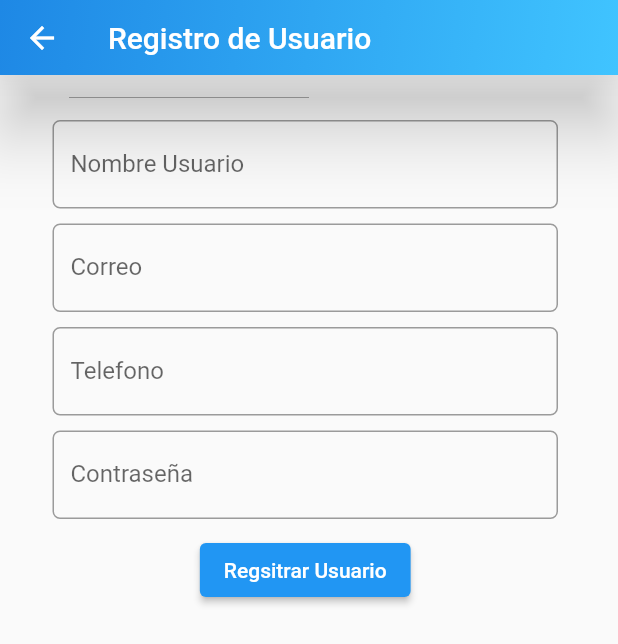
After one commit to CamiloTenjo/App-Movil1, a Flutter app: the GestionUsuarios screen opened directly, after a tap on "Registro de Usuario", on a phone screen of 412 x 824 dp. The commit adds this screen. Shown: the top 644 px of the screen. Run offline on Flutter 3.47's test engine with Material 2 defaults, Android fonts, the light colour scheme and no system bars; our stand-ins replace cloud_firestore, firebase_core; accounts and stored records are empty.

Commit message:
Creacion de RegistroUsuario.dart GestionUsuarios.dart

```diff
--- /dev/null
+++ b/lib/GestionUsuarios.dart
@@ -0,0 +1,62 @@
+import 'package:flutter/material.dart';
+import 'package:proyecto_1/RegistroUsuario.dart';
+
+class GestionUsuarios extends StatefulWidget{
+  @override
+  GestionUsuariosApp createState() => GestionUsuariosApp();
+
+}
+class GestionUsuariosApp extends State<GestionUsuarios>{
+  @override
+  Widget build(BuildContext context){
+    return Scaffold(
+      appBar: AppBar(
+        title: Text("Gestion Usuarios"),
+      ),
+      body: Padding(
+        padding: EdgeInsets.all(20),
+        child: Column(
+          children: [
+            Padding(padding:
+            EdgeInsets.only(top:20),
+            child: ElevatedButton(
+              onPressed: (){
+                Navigator.push(context, MaterialPageRoute(builder: (_)=> RegistroUsuario()));
+              },
+              child: Text("Registro de Usuario")
+            ),
+            ),
+            Padding(padding:
+            EdgeInsets.only(top:20),
+              child: ElevatedButton(
+                  onPressed: (){},
+                  child: Text("Cambio de password")
+              ),
+            ),
+            Padding(padding:
+            EdgeInsets.only(top:20),
+              child: ElevatedButton(
+                  onPressed: (){},
+                  child: Text("Inhabilitar Usuario")
+              ),
+            ),
+            Padding(padding:
+            EdgeInsets.only(top:20),
+              child: ElevatedButton(
+                  onPressed: (){},
+                  child: Text("Actualizar Usuario")
+              ),
+            ),
+            Padding(padding:
+            EdgeInsets.only(top:20),
+              child: ElevatedButton(
+                  onPressed: (){},
+                  child: Text("LOgin")
+              ),
+            ),
+          ],
+        )
+      ),
+    );
+  }
+}
--- /dev/null
+++ b/lib/RegistroUsuario.dart
@@ -0,0 +1,127 @@
+
+
+import 'package:cloud_firestore/cloud_firestore.dart';
+import 'package:flutter/material.dart';
+import 'package:firebase_core/firebase_core.dart';
+class RegistroUsuario extends StatefulWidget {
+  @override
+  RegistroUsuarioApp createState() => RegistroUsuarioApp();
+}
+
+class RegistroUsuarioApp extends State<RegistroUsuario> {
+  @override
+  TextEditingController usuario= TextEditingController();
+  TextEditingController correo= TextEditingController();
+  TextEditingController telefono= TextEditingController();
+  TextEditingController pass= TextEditingController();
+  final firebase=FirebaseFirestore.instance;
+
+  registrarUsuario() async{
+    try{
+      await firebase
+          .collection('Usuarios')
+          .doc()
+          .set({
+        "nombreUsuario":usuario.text,
+        "Correo":correo.text,
+        "Telefono":telefono.text,
+        "Pass":pass.text
+      });
+    }
+    catch(e){
+      print(e);
+    }
+
+  }
+
+  Widget build(BuildContext context) {
+    return Scaffold(
+      appBar: AppBar(
+        flexibleSpace: Container(
+          decoration: BoxDecoration(
+            gradient: LinearGradient(
+              colors: [Colors.lightBlueAccent, Colors.blue.shade600],
+              begin: Alignment.bottomRight,
+              end: Alignment.topLeft,
+            ),
+          ),
+        ),
+        title: Text('Registro de Usuario'),
+        toolbarHeight: 50,
+        elevation: 20.00,
+      ),
+      body: Padding(
+        padding: const EdgeInsets.all(20),
+        child: Column(
+          children: [
+            Padding(
+              padding: EdgeInsets.only(left: 15, right: 20, top: 10, bottom: 0),
+              // nombre Tienda
+              child: TextField(
+                controller: usuario,
+                decoration: InputDecoration(
+                    labelText: 'Nombre Usuario',
+                    hintText: 'Digite Nombre del Usuario',
+                    border: OutlineInputBorder(
+                        borderRadius: BorderRadius.circular(5))),
+              ),
+            ),
+            Padding(
+              padding: EdgeInsets.only(left: 15, right: 20, top: 10, bottom: 0),
+              //Ruta Imagen
+              child: TextField(
+                controller: correo,
+                decoration: InputDecoration(
+                    labelText: 'Correo',
+                    hintText: 'Digite el correo',
+                    border: OutlineInputBorder(
+                        borderRadius: BorderRadius.circular(5))),
+              ),
+            ),
+            Padding(
+              padding: EdgeInsets.only(left: 15, right: 20, top: 10, bottom: 0),
+              // Descrpcion
+              child: TextField(
+                controller: telefono,
+                decoration: InputDecoration(
+                    labelText: 'Telefono',
+                    hintText: 'Digite el numero de telefono',
+                    border: OutlineInputBorder(
+                        borderRadius: BorderRadius.circular(5))),
+              ),
+            ),
+            Padding(
+              padding: EdgeInsets.only(left: 15, right: 20, top: 10, bottom: 0),
+              //Pagina Web
+              child: TextField(
+                obscureText: true,
+                controller:pass,
+                decoration: InputDecoration(
+                    labelText: 'Contraseña',
+                    hintText: 'Digite la Contraseña',
+                    border: OutlineInputBorder(
+                        borderRadius: BorderRadius.circular(5))
+                ),
+              ),
+            ),
+            Padding(
+              padding: EdgeInsets.only(left: 15, right: 20, top: 10, bottom: 0),
+              child: ElevatedButton(
+                onPressed: () {
+                  registrarUsuario();
+                  usuario.clear();
+                  correo.clear();
+                  telefono.clear();
+                  pass.clear();
+                },
+                child: Text('Regsitrar Usuario'),
+
+
+              ),
+            ),
+          ],
+        ),
+      ),
+    );
+  }
+}
--- a/lib/main.dart
+++ b/lib/main.dart
@@ -7,6 +7,7 @@ import 'package:flutter/src/widgets/icon.dart';
 import 'Tiendas.dart';
 import 'Registro.dart';
 import 'VistaTienda.dart';
+import 'GestionUsuarios.dart';
 //repo1
 void main() {
   WidgetsFlutterBinding.ensureInitialized();
```
